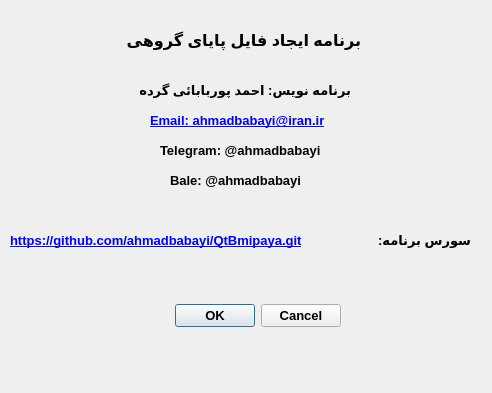
The window that aboutdialog.ui (ahmadbabayi/QtBmipaya) describes before a commit, drawn with Qt 5.
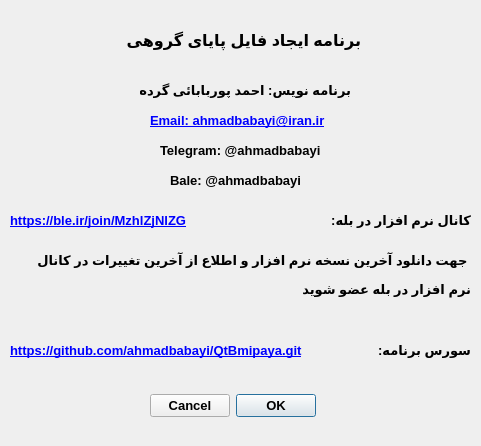
The same window after the commit.

```diff
--- a/aboutdialog.ui
+++ b/aboutdialog.ui
@@ -6,8 +6,8 @@
    <rect>
     <x>0</x>
     <y>0</y>
-    <width>492</width>
-    <height>393</height>
+    <width>481</width>
+    <height>446</height>
    </rect>
   </property>
   <property name="font">
@@ -21,12 +21,18 @@
   <property name="windowTitle">
    <string>درباره برنامه</string>
   </property>
+  <property name="layoutDirection">
+   <enum>Qt::RightToLeft</enum>
+  </property>
+  <property name="locale">
+   <locale language="Persian" country="Iran"/>
+  </property>
   <widget class="QDialogButtonBox" name="buttonBox">
    <property name="geometry">
     <rect>
-     <x>0</x>
-     <y>300</y>
-     <width>341</width>
+     <x>150</x>
+     <y>390</y>
+     <width>181</width>
      <height>32</height>
     </rect>
    </property>
@@ -149,7 +155,7 @@
    <property name="geometry">
     <rect>
      <x>370</x>
-     <y>220</y>
+     <y>330</y>
      <width>101</width>
      <height>41</height>
     </rect>
@@ -170,7 +176,7 @@
    <property name="geometry">
     <rect>
      <x>10</x>
-     <y>220</y>
+     <y>330</y>
      <width>341</width>
      <height>41</height>
     </rect>
@@ -190,6 +196,75 @@
     <bool>true</bool>
    </property>
   </widget>
+  <widget class="QLabel" name="label_8">
+   <property name="geometry">
+    <rect>
+     <x>330</x>
+     <y>200</y>
+     <width>141</width>
+     <height>41</height>
+    </rect>
+   </property>
+   <property name="font">
+    <font>
+     <family>Tahoma</family>
+     <pointsize>10</pointsize>
+     <weight>75</weight>
+     <bold>true</bold>
+    </font>
+   </property>
+   <property name="text">
+    <string>کانال نرم افزار در بله:</string>
+   </property>
+  </widget>
+  <widget class="QLabel" name="label_9">
+   <property name="geometry">
+    <rect>
+     <x>10</x>
+     <y>200</y>
+     <width>211</width>
+     <height>41</height>
+    </rect>
+   </property>
+   <property name="font">
+    <font>
+     <family>Tahoma</family>
+     <pointsize>10</pointsize>
+     <weight>75</weight>
+     <bold>true</bold>
+    </font>
+   </property>
+   <property name="text">
+    <string>&lt;html&gt;&lt;head/&gt;&lt;body&gt;&lt;p&gt;&lt;a href=&quot;https://ble.ir/join/MzhlZjNlZG&quot;&gt;&lt;span style=&quot; text-decoration: underline; color:#0000ff;&quot;&gt;https://ble.ir/join/MzhlZjNlZG&lt;/span&gt;&lt;/a&gt;&lt;/p&gt;&lt;/body&gt;&lt;/html&gt;</string>
+   </property>
+   <property name="openExternalLinks">
+    <bool>true</bool>
+   </property>
+  </widget>
+  <widget class="QLabel" name="label_10">
+   <property name="geometry">
+    <rect>
+     <x>30</x>
+     <y>250</y>
+     <width>441</width>
+     <height>51</height>
+    </rect>
+   </property>
+   <property name="font">
+    <font>
+     <family>Tahoma</family>
+     <pointsize>10</pointsize>
+     <weight>75</weight>
+     <bold>true</bold>
+    </font>
+   </property>
+   <property name="layoutDirection">
+    <enum>Qt::RightToLeft</enum>
+   </property>
+   <property name="text">
+    <string>&lt;html&gt;&lt;head/&gt;&lt;body&gt;&lt;p align=&quot;right&quot;&gt;جهت دانلود آخرین نسخه نرم افزار و اطلاع از آخرین تغییرات در کانال &lt;/p&gt;&lt;p align=&quot;right&quot;&gt;نرم افزار در بله عضو شوید&lt;/p&gt;&lt;/body&gt;&lt;/html&gt;</string>
+   </property>
+  </widget>
  </widget>
  <resources/>
  <connections>
```
